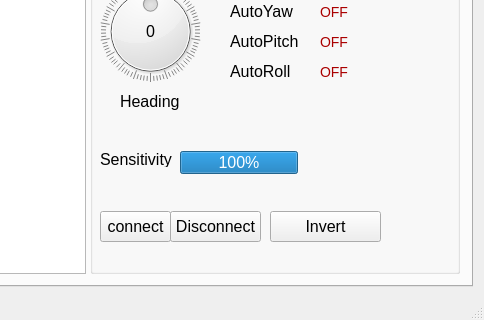
Old version of the form mainwindow.ui in the repository robocenter-rov/remote-control; both pictures show x 764 to 1248 and y 458 to 778 of the 1248 by 778 pixel window.
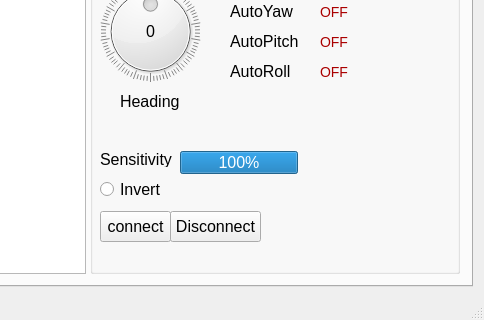
New version of the form. The open tabs and pages were chosen to show the change. Custom widgets are drawn as their Qt base class.

Commit message: Update interface for invert control

The edit to the form file:
```diff
--- a/mainwindow.ui
+++ b/mainwindow.ui
@@ -784,13 +784,13 @@
              <string>AutoRoll</string>
             </property>
            </widget>
-           <widget class="QPushButton" name="invertControl">
+           <widget class="QRadioButton" name="invertButton">
             <property name="geometry">
              <rect>
-              <x>180</x>
-              <y>600</y>
-              <width>111</width>
-              <height>31</height>
+              <x>10</x>
+              <y>570</y>
+              <width>121</width>
+              <height>17</height>
              </rect>
             </property>
             <property name="text">
```
Left out of the diff: 2 changed lines with no effect on the pictures. The commit also changes 2 other files.
